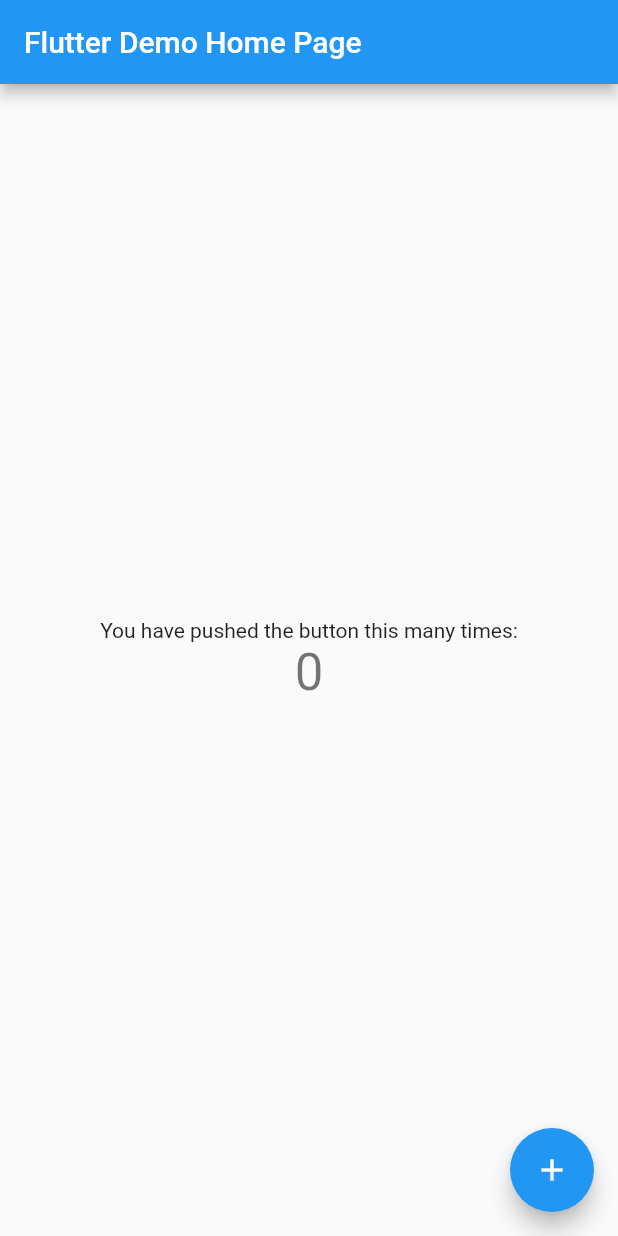
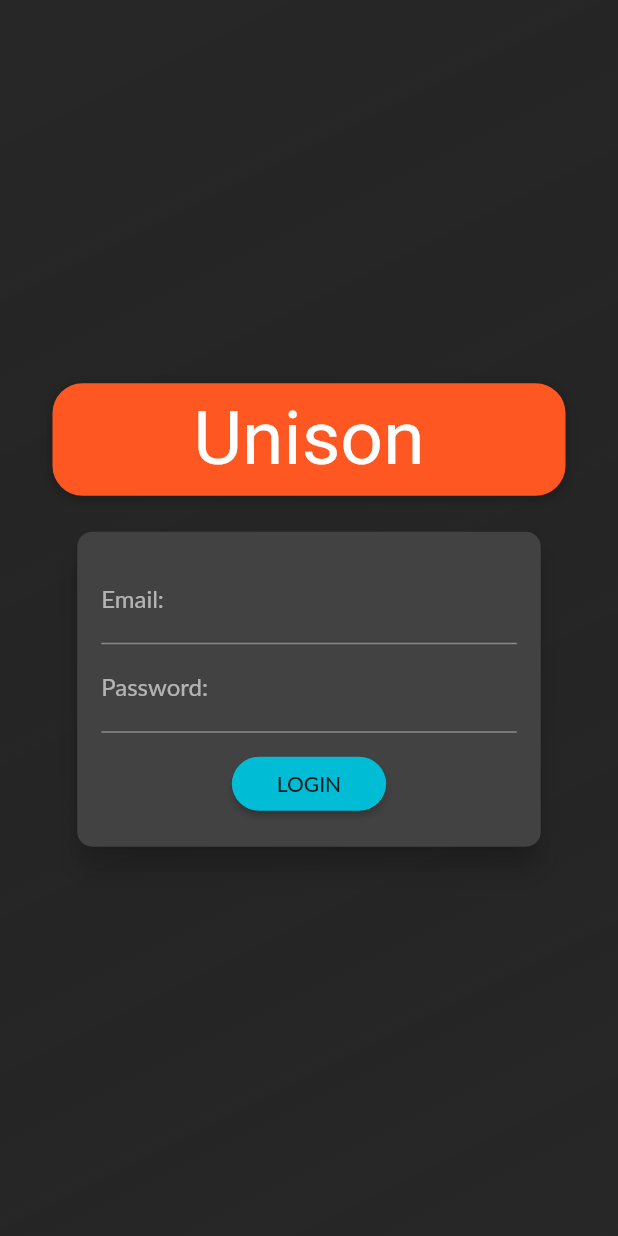
Before and after one commit to Hardu2203/cryptoApp, a Flutter app: the screen it shows after launch, on a phone screen of 412 x 824 dp. Run offline on Flutter 3.47's test engine with Material 2 defaults, Android fonts, the phone set to English and light mode, and no system bars; our stand-ins replace shared_preferences; Roboto replaces fonts that are missing (Anton, Lato).

Commit message:
Login commit

```diff
--- /dev/null
+++ b/crypto_app/lib/auth/auth_provider.dart
@@ -0,0 +1,51 @@
+import 'package:flutter/material.dart';
+
+import '../prefs.dart';
+
+class Auth with ChangeNotifier {
+  String? _token;
+
+  bool get isAuth {
+    return token != null;
+  }
+
+  String? get token {
+    return _token;
+  }
+
+  Future<bool> _authenticate(String email, String password) async {
+    //do auth stuff
+    return true;
+  }
+
+  Future<void> login(String email, String password) async {
+    var authenticated = await _authenticate(email, password);
+
+    if (authenticated) {
+      Prefs.setUserToken(email);
+      _token = email;
+      notifyListeners();
+    }
+  }
+
+  Future<bool> tryAutoLogin() async {
+
+    final token = await Prefs.getUserToken();
+
+    if (token == null) {
+      _token = null;
+      return false;
+    }
+
+    _token = token;
+    notifyListeners();
+    return true;
+  }
+
+  Future<void> logout() async {
+    _token = null;
+    Prefs.clearUserToken();
+    notifyListeners();
+  }
+
+}
--- /dev/null
+++ b/crypto_app/lib/auth/auth_screen.dart
@@ -0,0 +1,182 @@
+import 'package:flutter/material.dart';
+import 'package:provider/provider.dart';
+
+import 'auth_provider.dart';
+
+enum AuthMode { Signup, Login }
+
+class AuthScreen extends StatelessWidget {
+  static const routeName = '/auth';
+
+  @override
+  Widget build(BuildContext context) {
+    final deviceSize = MediaQuery.of(context).size;
+    return Scaffold(
+      // resizeToAvoidBottomInset: false,
+      body: Stack(
+        children: <Widget>[
+          Container(
+            decoration: BoxDecoration(
+              gradient: LinearGradient(
+                colors: [
+                  Color.fromRGBO(20, 20, 20, 1).withOpacity(0.5),
+                  Color.fromRGBO(37, 37, 37, 1).withOpacity(0.9),
+                ],
+                begin: Alignment.topLeft,
+                end: Alignment.bottomRight,
+                stops: [0, 1],
+              ),
+            ),
+          ),
+          SingleChildScrollView(
+            child: Container(
+              height: deviceSize.height,
+              width: deviceSize.width,
+              child: Column(
+                mainAxisAlignment: MainAxisAlignment.center,
+                crossAxisAlignment: CrossAxisAlignment.center,
+                children: <Widget>[
+                  Flexible(
+                    child: Container(
+                      margin: EdgeInsets.only(bottom: 20.0),
+                      padding:
+                          EdgeInsets.symmetric(vertical: 8.0, horizontal: 94.0),
+                      decoration: BoxDecoration(
+                        borderRadius: BorderRadius.circular(20),
+                        color: Colors.deepOrange,
+                        boxShadow: [
+                          BoxShadow(
+                            blurRadius: 8,
+                            color: Colors.black26,
+                            offset: Offset(0, 2),
+                          )
+                        ],
+                      ),
+                      child: Text(
+                        'Unison',
+                        style: TextStyle(
+                          // color: Theme.of(context).accentTextTheme.title.color,
+                          fontSize: 50,
+                          fontFamily: 'Anton',
+                          fontWeight: FontWeight.normal,
+                        ),
+                      ),
+                    ),
+                  ),
+                  Flexible(
+                    flex: deviceSize.width > 600 ? 2 : 1,
+                    child: AuthCard(),
+                  ),
+                ],
+              ),
+            ),
+          ),
+        ],
+      ),
+    );
+  }
+}
+
+class AuthCard extends StatefulWidget {
+  @override
+  _AuthCardState createState() => _AuthCardState();
+}
+
+class _AuthCardState extends State<AuthCard> {
+  final GlobalKey<FormState> _formKey = GlobalKey();
+  AuthMode _authMode = AuthMode.Login;
+
+  var _isLoading = false;
+  var _email = "";
+  var _password = "";
+
+  Future<void> _submit() async {
+    if (!_formKey.currentState!.validate()) {
+      // Invalid!
+      return;
+    }
+    _formKey.currentState!.save();
+    setState(() {
+      _isLoading = true;
+    });
+    try {
+      await Provider.of<Auth>(context, listen: false).login(_email, _password);
+    } catch (e) {
+      ScaffoldMessenger.of(context).showSnackBar(
+        SnackBar(
+          content: Text(e.toString()),
+          duration: Duration(seconds: 3),
+        ),
+      );
+    }
+    setState(() {
+      _isLoading = false;
+    });
+  }
+
+  @override
+  Widget build(BuildContext context) {
+    final deviceSize = MediaQuery.of(context).size;
+    return Card(
+      shape: RoundedRectangleBorder(
+        borderRadius: BorderRadius.circular(10.0),
+      ),
+      elevation: 8.0,
+      child: Container(
+        height: 210,
+        constraints: BoxConstraints(minHeight: 210),
+        width: deviceSize.width * 0.75,
+        padding: EdgeInsets.all(16.0),
+        child: Form(
+          key: _formKey,
+          child: SingleChildScrollView(
+            child: Column(
+              children: <Widget>[
+                TextFormField(
+                  decoration: InputDecoration(labelText: 'Email:'),
+                  keyboardType: TextInputType.emailAddress,
+                  validator: (value) {
+                    //validate input value
+                  },
+                  onSaved: (value) {
+                    _email = value!;
+                  },
+                ),
+                TextFormField(
+                  decoration: InputDecoration(labelText: 'Password:'),
+                  obscureText: true,
+                  enableSuggestions: false,
+                  autocorrect: false,
+                  validator: (value) {
+                    //validate input value
+                  },
+                  onSaved: (value) {
+                    _email = value!;
+                  },
+                ),
+                if (_isLoading)
+                  CircularProgressIndicator()
+                else
+                  SizedBox(
+                    height: 10,
+                  ),
+                RaisedButton(
+                  child:
+                      Text(_authMode == AuthMode.Login ? 'LOGIN' : 'SIGN UP'),
+                  onPressed: _submit,
+                  shape: RoundedRectangleBorder(
+                    borderRadius: BorderRadius.circular(30),
+                  ),
+                  padding:
+                      EdgeInsets.symmetric(horizontal: 30.0, vertical: 8.0),
+                  color: Theme.of(context).accentColor,
+                  textColor: Theme.of(context).accentTextTheme.button!.color,
+                ),
+              ],
+            ),
+          ),
+        ),
+      ),
+    );
+  }
+}
--- /dev/null
+++ b/crypto_app/lib/events/crypto_overview.dart
@@ -0,0 +1,23 @@
+import 'package:crypto_app/auth/auth_provider.dart';
+import 'package:crypto_app/prefs.dart';
+import 'package:flutter/material.dart';
+import 'package:provider/provider.dart';
+
+class CryptoOverview extends StatefulWidget {
+  const CryptoOverview({Key? key}) : super(key: key);
+
+  @override
+  _CryptoOverviewState createState() => _CryptoOverviewState();
+}
+
+class _CryptoOverviewState extends State<CryptoOverview> {
+  @override
+  Widget build(BuildContext context) {
+    return Scaffold(
+      appBar: AppBar(title: Text("Events"),
+      actions: [
+        IconButton(onPressed: () => Provider.of<Auth>(context, listen: false).logout(), icon: Icon(Icons.logout))
+      ],),
+    );
+  }
+}
--- a/crypto_app/lib/main.dart
+++ b/crypto_app/lib/main.dart
@@ -1,4 +1,10 @@
+import 'package:crypto_app/shared/splash_screen.dart';
 import 'package:flutter/material.dart';
+import 'package:provider/provider.dart';
+
+import 'auth/auth_provider.dart';
+import 'auth/auth_screen.dart';
+import 'events/crypto_overview.dart';
 
 void main() {
   runApp(MyApp());
@@ -8,106 +14,34 @@
   // This widget is the root of your application.
   @override
   Widget build(BuildContext context) {
-    return MaterialApp(
-      title: 'Flutter Demo',
-      theme: ThemeData(
-        // This is the theme of your application.
-        //
-        // Try running your application with "flutter run". You'll see the
-        // application has a blue toolbar. Then, without quitting the app, try
-        // changing the primarySwatch below to Colors.green and then invoke
-        // "hot reload" (press "r" in the console where you ran "flutter run",
-        // or simply save your changes to "hot reload" in a Flutter IDE).
-        // Notice that the counter didn't reset back to zero; the application
-        // is not restarted.
-        primarySwatch: Colors.blue,
+    return MultiProvider(
+      providers: [
+        ChangeNotifierProvider(
+          create: (ctx) => Auth(),
+        ),
+      ],
+      child: Consumer<Auth>(
+        builder: (ctx, auth, _) => MaterialApp(
+          title: 'Flutter Demo',
+          theme: ThemeData(
+            canvasColor: Color.fromRGBO(37, 37, 37, 1).withOpacity(0.9),
+            brightness: Brightness.dark,
+            primarySwatch: Colors.deepOrange,
+            accentColor: Colors.cyan,
+            fontFamily: 'Lato',
+          ),
+          home: auth.isAuth
+              ? CryptoOverview()
+              : FutureBuilder(
+                  future: auth.tryAutoLogin(),
+                  builder: (ctx, authResultSnapshot) =>
+                      authResultSnapshot.connectionState ==
+                              ConnectionState.waiting
+                          ? SplashScreen()
+                          : AuthScreen(),
+                ),
+        ),
       ),
-      home: MyHomePage(title: 'Flutter Demo Home Page'),
     );
   }
 }
-
-class MyHomePage extends StatefulWidget {
-  MyHomePage({Key? key, required this.title}) : super(key: key);
-
-  // This widget is the home page of your application. It is stateful, meaning
-  // that it has a State object (defined below) that contains fields that affect
-  // how it looks.
-
-  // This class is the configuration for the state. It holds the values (in this
-  // case the title) provided by the parent (in this case the App widget) and
-  // used by the build method of the State. Fields in a Widget subclass are
-  // always marked "final".
-
-  final String title;
-
-  @override
-  _MyHomePageState createState() => _MyHomePageState();
-}
-
-class _MyHomePageState extends State<MyHomePage> {
-  int _counter = 0;
-
-  void _incrementCounter() {
-    setState(() {
-      // This call to setState tells the Flutter framework that something has
-      // changed in this State, which causes it to rerun the build method below
-      // so that the display can reflect the updated values. If we changed
-      // _counter without calling setState(), then the build method would not be
-      // called again, and so nothing would appear to happen.
-      _counter++;
-    });
-  }
-
-  @override
-  Widget build(BuildContext context) {
-    // This method is rerun every time setState is called, for instance as done
-    // by the _incrementCounter method above.
-    //
-    // The Flutter framework has been optimized to make rerunning build methods
-    // fast, so that you can just rebuild anything that needs updating rather
-    // than having to individually change instances of widgets.
-    return Scaffold(
-      appBar: AppBar(
-        // Here we take the value from the MyHomePage object that was created by
-        // the App.build method, and use it to set our appbar title.
-        title: Text(widget.title),
-      ),
-      body: Center(
-        // Center is a layout widget. It takes a single child and positions it
-        // in the middle of the parent.
-        child: Column(
-          // Column is also a layout widget. It takes a list of children and
-          // arranges them vertically. By default, it sizes itself to fit its
-          // children horizontally, and tries to be as tall as its parent.
-          //
-          // Invoke "debug painting" (press "p" in the console, choose the
-          // "Toggle Debug Paint" action from the Flutter Inspector in Android
-          // Studio, or the "Toggle Debug Paint" command in Visual Studio Code)
-          // to see the wireframe for each widget.
-          //
-          // Column has various properties to control how it sizes itself and
-          // how it positions its children. Here we use mainAxisAlignment to
-          // center the children vertically; the main axis here is the vertical
-          // axis because Columns are vertical (the cross axis would be
-          // horizontal).
-          mainAxisAlignment: MainAxisAlignment.center,
-          children: <Widget>[
-            Text(
-              'You have pushed the button this many times:',
-            ),
-            Text(
-              '$_counter',
-              style: Theme.of(context).textTheme.headline4,
-            ),
-          ],
-        ),
-      ),
-      floatingActionButton: FloatingActionButton(
-        onPressed: _incrementCounter,
-        tooltip: 'Increment',
-        child: Icon(Icons.add),
-      ), // This trailing comma makes auto-formatting nicer for build methods.
-    );
-  }
-}
--- /dev/null
+++ b/crypto_app/lib/prefs.dart
@@ -0,0 +1,22 @@
+import 'package:shared_preferences/shared_preferences.dart';
+
+class Prefs {
+  static setUserToken(String token) async {
+    final prefs = await SharedPreferences.getInstance();
+    prefs.setString('token', token);
+  }
+
+  static clearUserToken() async {
+    final prefs = await SharedPreferences.getInstance();
+    prefs.remove('token');
+  }
+
+  static Future<String?> getUserToken() async {
+    final prefs = await SharedPreferences.getInstance();
+    if (!prefs.containsKey('token')) {
+      //No user Data
+      return null;
+    }
+    return prefs.getString('token')!;
+  }
+}
--- /dev/null
+++ b/crypto_app/lib/shared/splash_screen.dart
@@ -0,0 +1,12 @@
+import 'package:flutter/material.dart';
+
+class SplashScreen extends StatelessWidget {
+  @override
+  Widget build(BuildContext context) {
+    return Scaffold(
+      body: Center(
+        child: Text('Loading...'),
+      ),
+    );
+  }
+}
--- a/crypto_app/pubspec.yaml
+++ b/crypto_app/pubspec.yaml
@@ -23,7 +23,8 @@
 dependencies:
   flutter:
     sdk: flutter
-
+  provider: ^6.0.0
+  shared_preferences: ^2.0.7
 
   # The following adds the Cupertino Icons font to your application.
   # Use with the CupertinoIcons class for iOS style icons.
```
